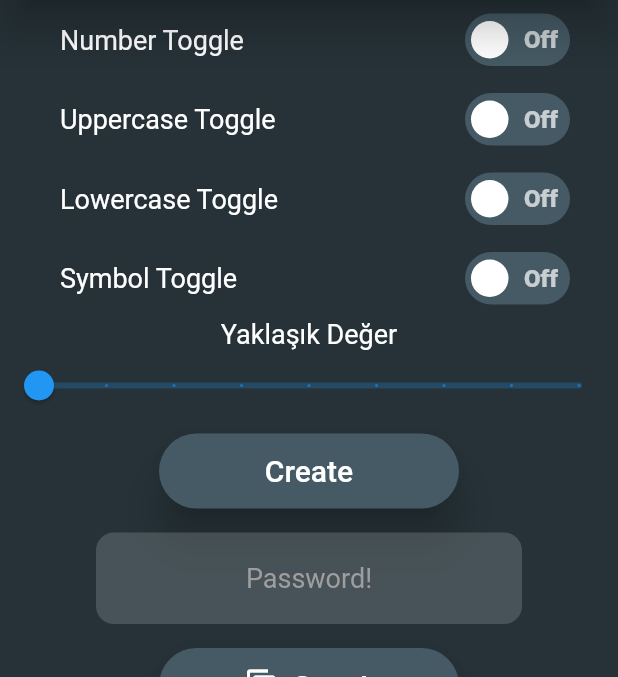
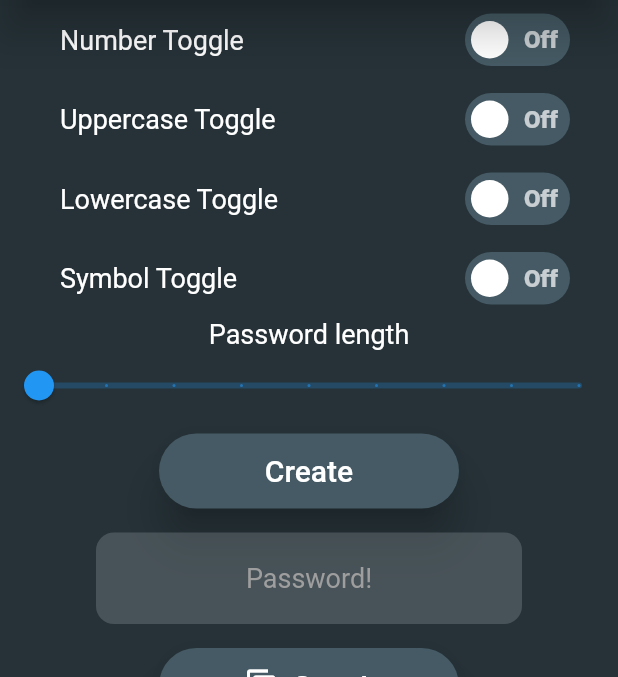
Before and after one commit to hsynshnl/PasswordGeneratorFlutter, a Flutter app: the screen it shows after launch, on a phone screen of 412 x 824 dp, the part 84-761 px from its top. Run offline on Flutter 3.47's test engine with Material 2 defaults, Android fonts, the phone set to English and light mode, and no system bars; drawn by our look-alikes of flutter_switch; our stand-ins replace flutter_easyloading.

Commit message:
first commit

```diff
--- a/lib/main.dart
+++ b/lib/main.dart
@@ -137,7 +137,7 @@ class _MyAppState extends State<MyApp> {
                     "Symbol Toggle", "symbol", isSymbolSwitched),
                 const Center(
                   child: Text(
-                    "Yaklaşık Değer",
+                    "Password length",
                     style: Sabitler.toogleStyle,
                   ),
                 ),
```
